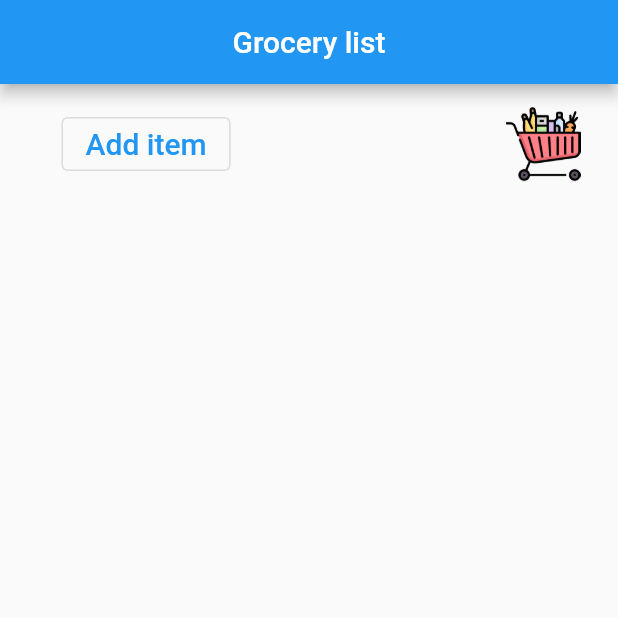
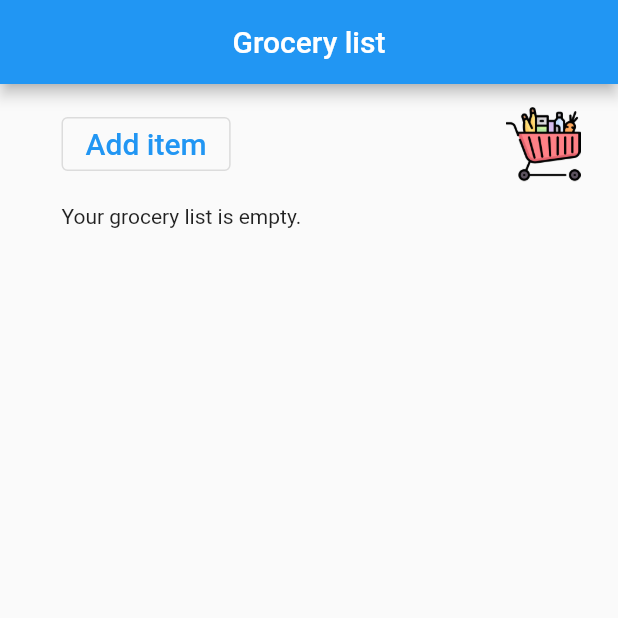
Before and after one commit to mariandanila/grocerylist, a Flutter app: the screen it shows after launch, on a phone screen of 412 x 824 dp, the top half of it. Run offline on Flutter 3.47's test engine with Material 2 defaults, Android fonts, the phone set to English and light mode, and no system bars; our stand-ins replace bloc, equatable, flutter_bloc.

Commit message:
check if the list is empty done

```diff
--- a/lib/screens/HomePage.dart
+++ b/lib/screens/HomePage.dart
@@ -174,7 +174,6 @@ class _HomePageState extends State<HomePage> {
                 margin: const EdgeInsets.only(left: 16, right: 0),
                 child: Column(
                   crossAxisAlignment: CrossAxisAlignment.start,
-                    mainAxisAlignment: MainAxisAlignment.spaceBetween,
                   children: [
                     SizedBox(height: 15),
                     Row(
@@ -195,6 +194,10 @@ class _HomePageState extends State<HomePage> {
                         ),
                       ],
                     ),
+                    SizedBox(height: 15),
+                          if (state.items.isEmpty) ...[
+                            Text('Your grocery list is empty.'),
+                           ] else ...[
                             Flexible(
                               child: ListView.separated(
                                 itemCount: state.items.length,
@@ -208,12 +211,14 @@ class _HomePageState extends State<HomePage> {
                                     },
                                     child: ListTile(
                                       title: Text(state.items[index].name),
-                                trailing: Text('\$${state.items[index].price}'),
+                                      trailing:
+                                          Text('\$${state.items[index].price}'),
                                       onTap: () {
                                         Navigator.push(
                                           context,
                                           MaterialPageRoute(
-                                      builder: (context) => const EditPage(),
+                                            builder: (context) =>
+                                                const EditPage(),
                                             settings: RouteSettings(
                                               arguments: state.items[index],
                                             ),
@@ -223,13 +228,17 @@ class _HomePageState extends State<HomePage> {
                                     ),
                                   );
                                 },
-                          separatorBuilder: (BuildContext context, int index) =>
+                                separatorBuilder: (BuildContext context,
+                                        int index) =>
                                     const Divider(
                                         thickness: 1,
                                         color: Color.fromARGB(255, 119, 66, 66)),
+
                               ),
                             ),
-                    ]),
+                           ]
+                  ],
+                ),
               ),
             ),
           );
```
Lines whose indentation alone changed are shown as unchanged.
